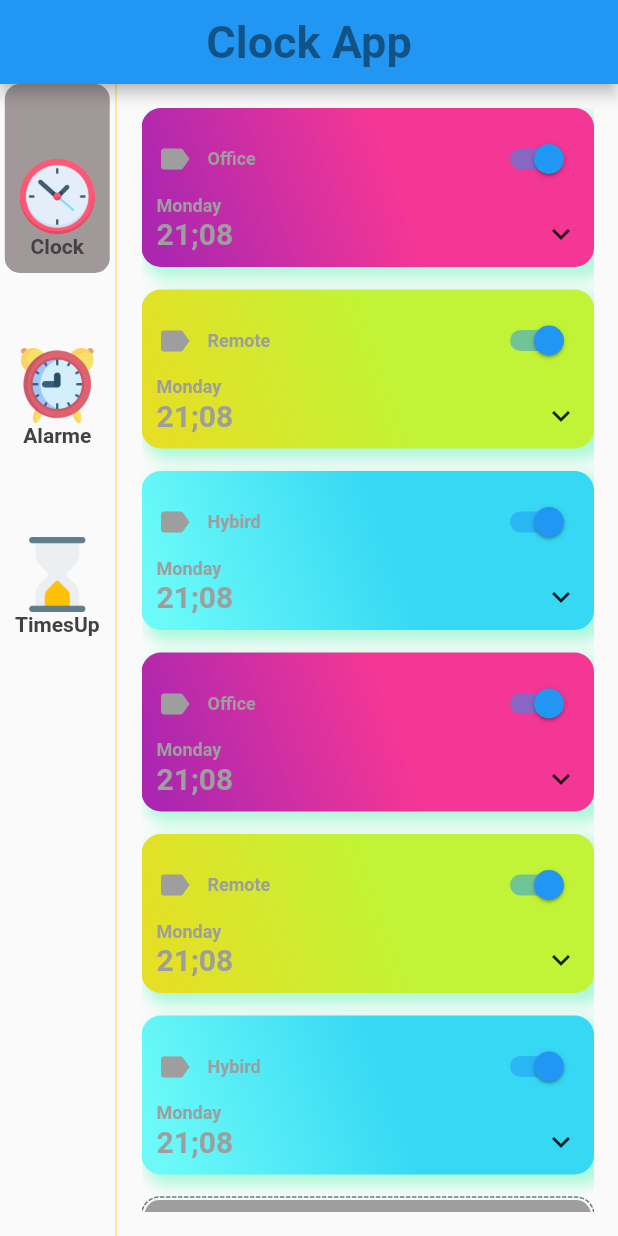
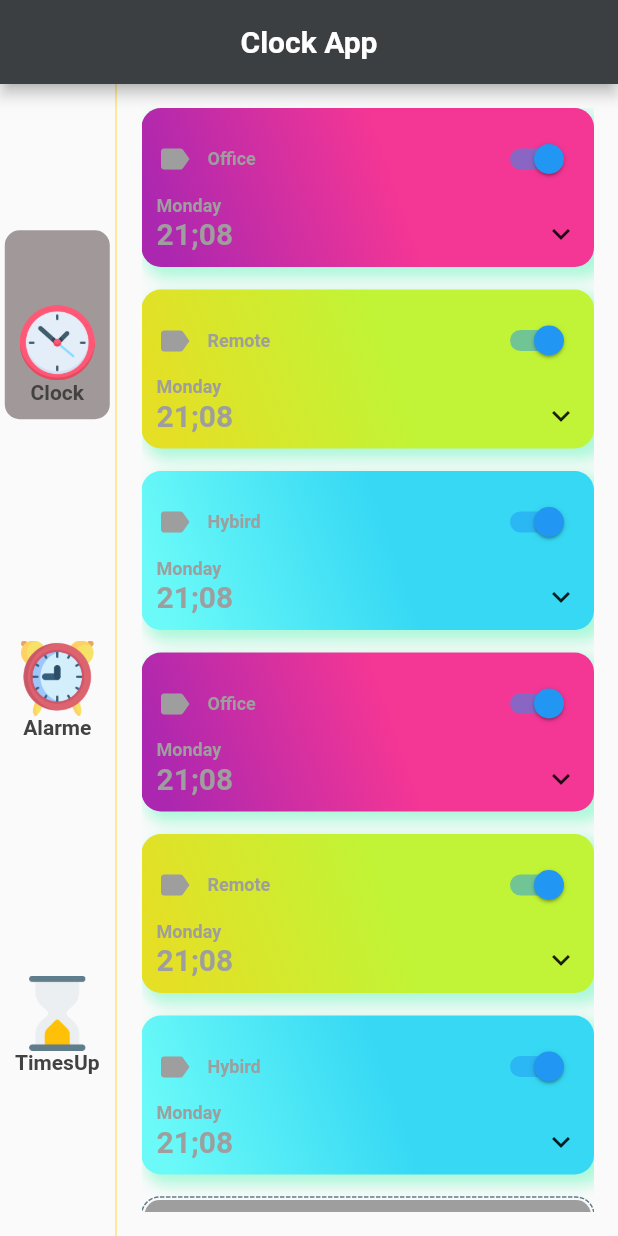
Before and after one commit to oussama3422/clock_app, a Flutter app: the screen it shows after launch, after a tap on "Clock", on a phone screen of 412 x 824 dp. Run offline on Flutter 3.47's test engine with Material 2 defaults, Android fonts, the phone set to English and light mode, and no system bars; drawn by our look-alikes of dotted_border; our stand-ins replace flutter_local_notifications; missing offline and left inert: dart:html.

Commit message:
SECOND_UPDATE

```diff
--- a/lib/homepage.dart
+++ b/lib/homepage.dart
@@ -1,14 +1,9 @@
-import 'dart:html';
-
-import 'package:clock_app/clock_view.dart';
 import 'package:clock_app/enum.dart';
 import 'package:clock_app/info.dart';
 import 'package:clock_app/view/alarm_page.dart';
-import 'package:clock_app/view/clock_page.dart';
 import 'package:clock_app/view/timeup_page.dart';
 import 'package:dotted_border/dotted_border.dart';
 import 'package:flutter/material.dart';
-import 'package:intl/intl.dart';
 import 'package:provider/provider.dart';
 import 'data.dart';
 
@@ -16,27 +11,22 @@ import 'data.dart';
 class MyHomePage extends StatefulWidget {
   const MyHomePage({super.key});
 
-
-
   @override
   State<MyHomePage> createState() => _MyHomePageState();
 }
 
 class _MyHomePageState extends State<MyHomePage> {
-
-
-
-
   @override
   Widget build(BuildContext context) {
     return Scaffold(
       appBar: AppBar(
-        title: const Text('Clock App',style: TextStyle(color:Colors.black45,fontWeight: FontWeight.bold,fontSize: 30),),centerTitle: true,
+        backgroundColor: const Color.fromARGB(255, 60, 63, 65),
+        title: const Text('Clock App',style: TextStyle(color:Colors.white,fontWeight: FontWeight.bold),),centerTitle: true,
       ),
       body:Row(
-        mainAxisAlignment: MainAxisAlignment.spaceAround,
         children: [
           Column(
+            mainAxisAlignment: MainAxisAlignment.spaceEvenly,
             children:listinfo.map((currentMenuInfo) => alarmTouch(currentMenuInfo)).toList()
           ),
           const VerticalDivider(color: Colors.amberAccent,width: 2),
@@ -58,7 +48,7 @@ class _MyHomePageState extends State<MyHomePage> {
                                 borderRadius: BorderRadius.circular(13),
                                 boxShadow: [
                                   BoxShadow(
-                                    color: Color.fromARGB(255, 54, 244, 168).withOpacity(0.4),
+                                    color: const Color.fromARGB(255, 54, 244, 168).withOpacity(0.4),
                                     blurRadius: 8,
                                     spreadRadius: 2,
                                     offset: const Offset(5, 5)
--- a/lib/main.dart
+++ b/lib/main.dart
@@ -1,10 +1,17 @@
 import 'package:clock_app/enum.dart';
 import 'package:clock_app/info.dart';
 import 'package:flutter/material.dart';
+import 'package:flutter_local_notifications/flutter_local_notifications.dart';
 import 'package:provider/provider.dart';
 import 'homepage.dart';
 
+FlutterLocalNotificationsPlugin flutterlocalNotificationPlugin=FlutterLocalNotificationsPlugin();
 void main() {
+  WidgetsFlutterBinding.ensureInitialized();
+
+
+
+
   runApp(const MyApp());
 }
 
--- a/pubspec.yaml
+++ b/pubspec.yaml
@@ -15,6 +15,8 @@ dependencies:
   cupertino_icons: ^1.0.2
   provider:
   dotted_border: ^2.0.0+3
+  flutter_local_notifications: ^12.0.3
+  sqflite: ^2.0.0+3
 
 dev_dependencies:
   flutter_test:
```
Also changed, not shown: pubspec.lock, 1 other file.
